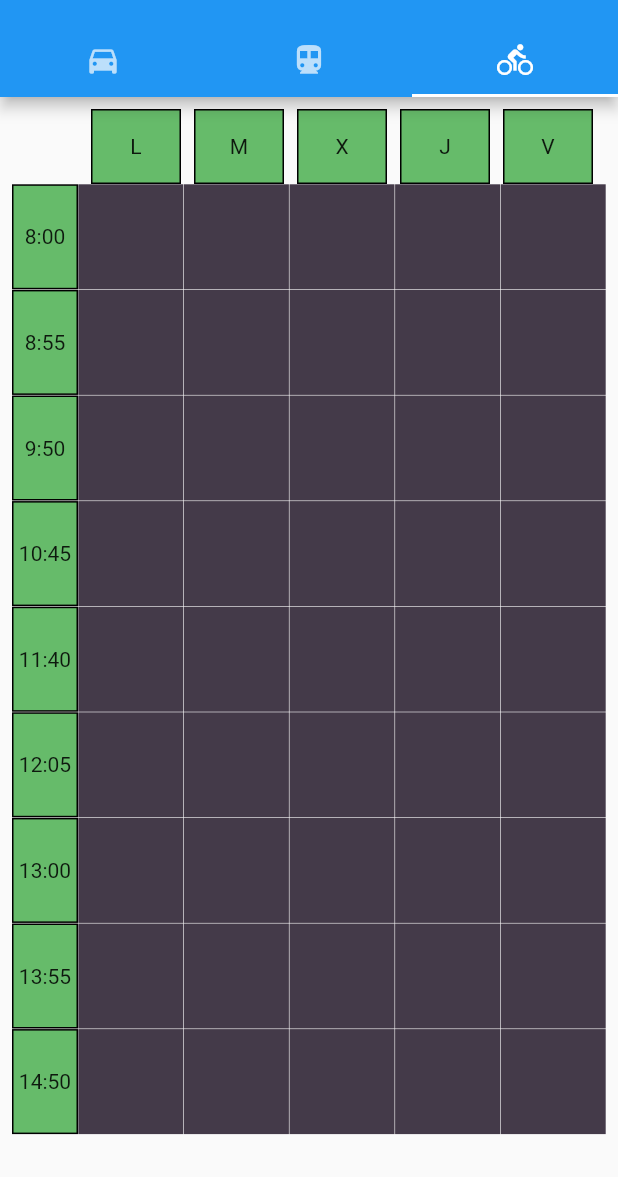
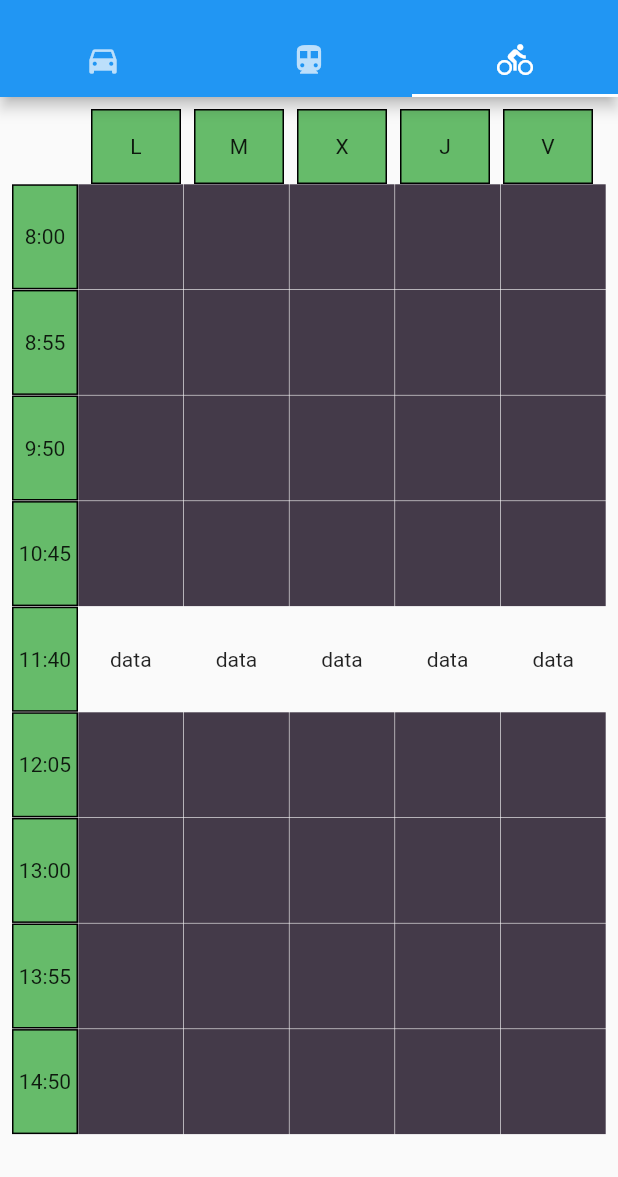
Before and after one commit to Migimu/calendarFlutter, a Flutter app: the screen it shows after launch, tab 3 chosen, on a phone screen of 412 x 824 dp, the part 59-1236 px from its top. Run offline on Flutter 3.47's test engine with Material 2 defaults, Android fonts, the phone set to English and light mode, and no system bars; our stand-ins replace flutter_colorpicker; network calls fail.

Commit message:
Update gridview.dart

```diff
--- a/lib/src/pages/gridview.dart
+++ b/lib/src/pages/gridview.dart
@@ -18,7 +18,7 @@ class GridViews extends StatelessWidget {
       return lista;
     }
 
-    fetchAlbum();
+    fetchHoras();
     return StaggeredGridView.count(
       shrinkWrap: true,
       crossAxisCount: 5,
@@ -26,6 +26,12 @@ class GridViews extends StatelessWidget {
       physics: new NeverScrollableScrollPhysics(),
       staggeredTiles: _staggeredTiles(),
       children: List.generate(45, (index) {
+        if (index >= 20 && index <= 24) {
+          return Center(
+              child: Container(
+            child: Text('data'),
+          ));
+        }
         return Center(
             child: Tile(
           index: index,
@@ -34,7 +40,7 @@ class GridViews extends StatelessWidget {
     );
   }
 
-  Future<http.Response> fetchAlbum() async {
+  Future<List<dynamic>> fetchHoras() async {
     //print(http.get('https://api.apispreadsheets.com/data/2912/'));
     final response =
         await http.get('https://api.apispreadsheets.com/data/2912/');
@@ -42,8 +48,11 @@ class GridViews extends StatelessWidget {
     if (response.statusCode == 200) {
       // If the server did return a 200 OK response,
       // then parse the JSON.
-      print(http.get(response.body.toString()));
-      return jsonDecode(response.body.toString());
+
+      var data = jsonDecode(response.body)['data'];
+      var reversed = data[1].map((k, v) => MapEntry(v, k));
+      print(reversed[0]);
+      return jsonDecode(response.body)['data'];
     } else {
       // If the server did not return a 200 OK response,
       // then throw an exception.
```
